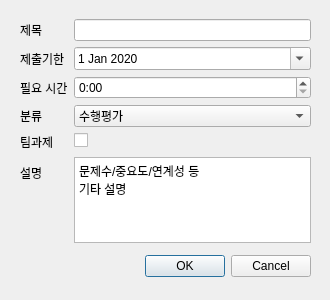
This is UI/taskQuery.ui in Talkwarrior/workReminder as Qt 5 draws it before an edit. The edited form follows.
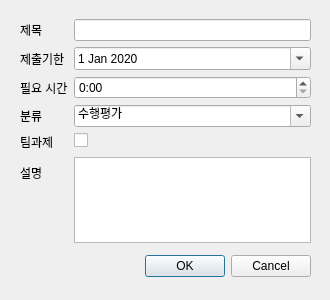
This is the edited form.

What changed in the file:
```diff
--- a/UI/taskQuery.ui
+++ b/UI/taskQuery.ui
@@ -89,6 +89,9 @@
     </item>
     <item row="3" column="1">
      <widget class="QComboBox" name="TypeBox">
+      <property name="editable">
+       <bool>true</bool>
+      </property>
       <item>
        <property name="text">
         <string>수행평가</string>
@@ -131,9 +134,13 @@
     <item row="5" column="1">
      <widget class="QPlainTextEdit" name="DescriptionEdit">
       <property name="plainText">
-       <string>문제수/중요도/연계성 등
-기타 설명
-</string>
+       <string/>
+      </property>
+      <property name="overwriteMode">
+       <bool>false</bool>
+      </property>
+      <property name="placeholderText">
+       <string>문제수/중요도/연계성 등</string>
       </property>
      </widget>
     </item>
```
Left out of the diff: 5 changed lines with no effect on the pictures.
